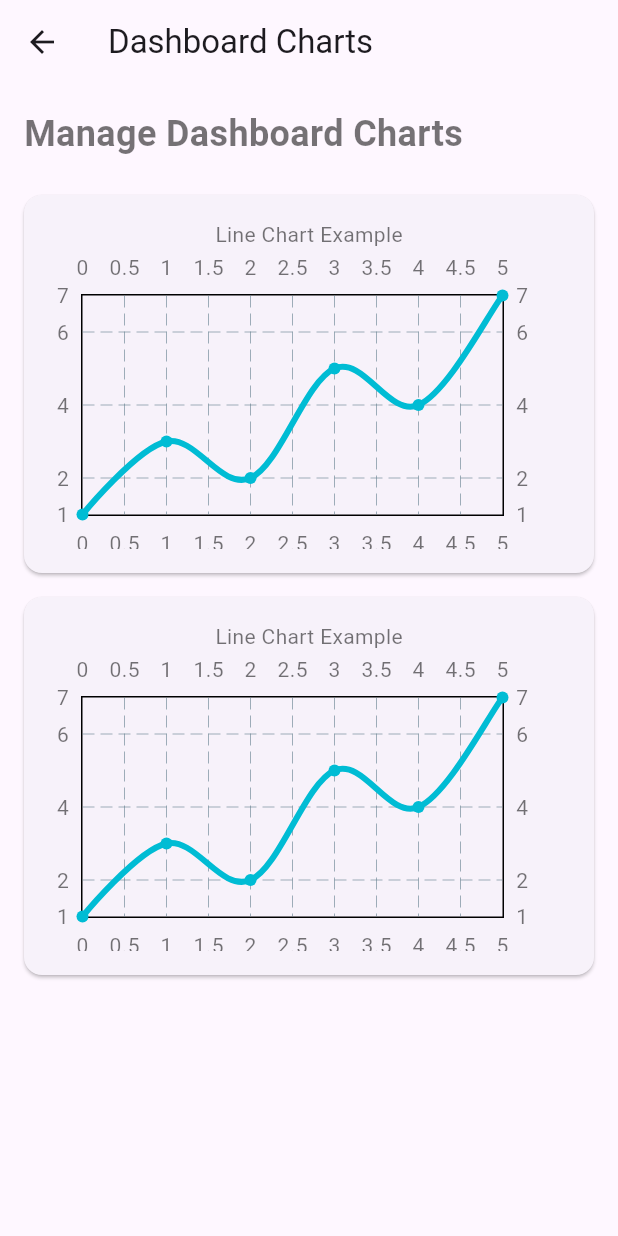
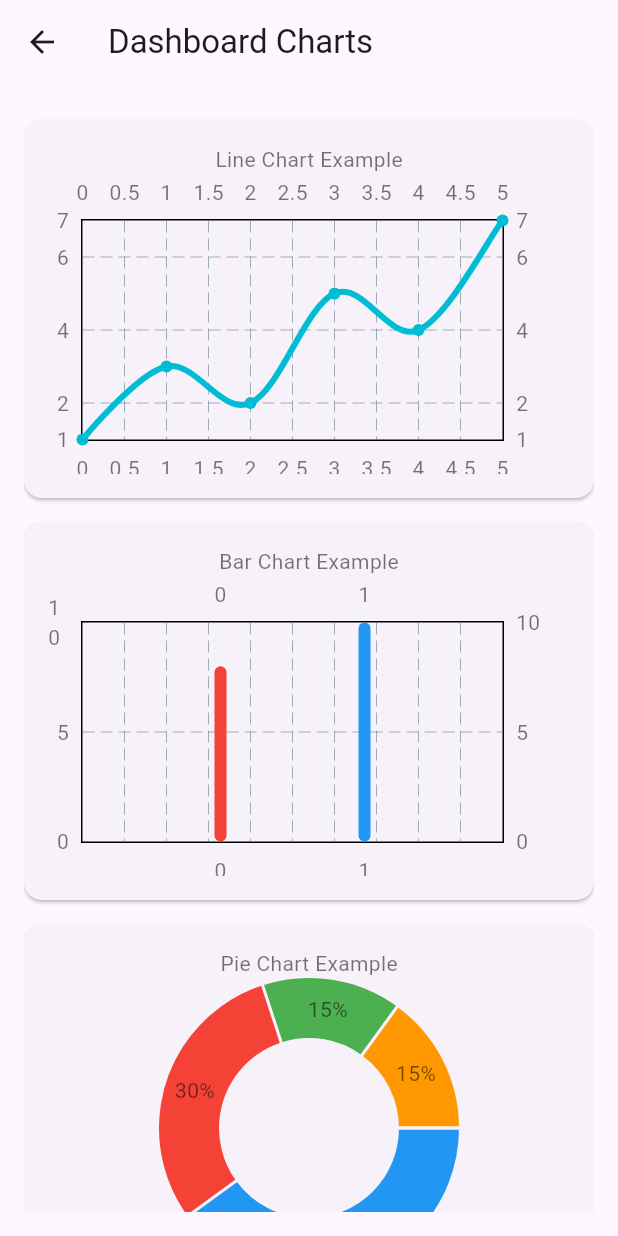
Before and after one commit to kimjooyoon/home_page, a Flutter app: the DashboardChartsPage screen opened directly, on a phone screen of 412 x 824 dp. Run offline on Flutter 3.47's test engine with Material 3 defaults, Android fonts, the light colour scheme and no system bars; drawn by our look-alikes of fl_chart; our stand-ins replace flutter_svg.

Commit message:
feat(chart): add molecules, apply pages

```diff
--- /dev/null
+++ b/lib/molecules/charts/bar_chart_molecule.dart
@@ -0,0 +1,24 @@
+import 'package:flutter/material.dart';
+import 'package:home_page/atoms/charts/bar_chart_atom.dart';
+import 'package:home_page/services/chart_data_provider.dart';
+
+class BarChartMolecule extends StatelessWidget {
+  final ChartDataProvider dataProvider;
+
+  const BarChartMolecule({Key? key, required this.dataProvider}) : super(key: key);
+
+  @override
+  Widget build(BuildContext context) {
+    return Column(
+      children: [
+        Text('Bar Chart Example'),
+        SizedBox(
+          height: 200,
+          child: BarChartAtom(
+            barGroups: dataProvider.getBarChartData(),
+          ),
+        ),
+      ],
+    );
+  }
+}
--- /dev/null
+++ b/lib/molecules/charts/pie_chart_molecule.dart
@@ -0,0 +1,22 @@
+import 'package:flutter/material.dart';
+import 'package:home_page/atoms/charts/pie_chart_atom.dart';
+import 'package:home_page/services/chart_data_provider.dart';
+
+class PieChartMolecule extends StatelessWidget {
+  final ChartDataProvider dataProvider;
+
+  const PieChartMolecule({Key? key, required this.dataProvider}) : super(key: key);
+
+  @override
+  Widget build(BuildContext context) {
+    return Column(
+      children: [
+        Text('Pie Chart Example'),
+        SizedBox(
+          height: 200,
+          child: PieChartAtom(sections: dataProvider.getPieChartData(),),
+        ),
+      ],
+    );
+  }
+}
--- a/lib/pages/admin/dashboard_charts.dart
+++ b/lib/pages/admin/dashboard_charts.dart
@@ -1,14 +1,17 @@
 import 'package:flutter/material.dart';
 import 'package:home_page/molecules/charts/line_chart_molecule.dart';
-import 'package:home_page/services/mock_chart_data_provider.dart'; // Mock 데이터 제공자를 import
+import 'package:home_page/molecules/charts/bar_chart_molecule.dart';
+import 'package:home_page/molecules/charts/pie_chart_molecule.dart';
+import 'package:home_page/molecules/charts/scatter_chart_molecule.dart';
+import 'package:home_page/molecules/charts/radar_chart_molecule.dart';
+import 'package:home_page/services/mock_chart_data_provider.dart';
 
 class DashboardChartsPage extends StatelessWidget {
   const DashboardChartsPage({Key? key}) : super(key: key);
 
   @override
   Widget build(BuildContext context) {
-    final dataProvider =
-        MockChartDataProvider(); // 실제 데이터 제공자 대신 모의 데이터 제공자를 사용
+    final dataProvider = MockChartDataProvider();
 
     return Scaffold(
       appBar: AppBar(
@@ -16,15 +19,6 @@ class DashboardChartsPage extends StatelessWidget {
       ),
       body: Padding(
         padding: const EdgeInsets.all(16.0),
-        child: Column(
-          crossAxisAlignment: CrossAxisAlignment.start,
-          children: [
-            const Text(
-              'Manage Dashboard Charts',
-              style: TextStyle(fontSize: 24, fontWeight: FontWeight.bold),
-            ),
-            const SizedBox(height: 16),
-            Expanded(
         child: ListView(
           children: [
             Card(
@@ -38,11 +32,28 @@ class DashboardChartsPage extends StatelessWidget {
               margin: const EdgeInsets.symmetric(vertical: 8.0),
               child: Padding(
                 padding: const EdgeInsets.all(16.0),
-                      child: LineChartMolecule(dataProvider: dataProvider),
+                child: BarChartMolecule(dataProvider: dataProvider),
               ),
             ),
-                  // Add more chart molecules here
-                ],
+            Card(
+              margin: const EdgeInsets.symmetric(vertical: 8.0),
+              child: Padding(
+                padding: const EdgeInsets.all(16.0),
+                child: PieChartMolecule(dataProvider: dataProvider),
+              ),
+            ),
+            Card(
+              margin: const EdgeInsets.symmetric(vertical: 8.0),
+              child: Padding(
+                padding: const EdgeInsets.all(16.0),
+                child: ScatterChartMolecule(dataProvider: dataProvider),
+              ),
+            ),
+            Card(
+              margin: const EdgeInsets.symmetric(vertical: 8.0),
+              child: Padding(
+                padding: const EdgeInsets.all(16.0),
+                child: RadarChartMolecule(dataProvider: dataProvider),
               ),
             ),
           ],
--- a/lib/services/chart_data_provider.dart
+++ b/lib/services/chart_data_provider.dart
@@ -3,4 +3,8 @@ import 'package:fl_chart/fl_chart.dart';
 abstract class ChartDataProvider {
   List<FlSpot> getLineChartData();
 // 다른 차트 데이터를 위한 메서드 추가 가능
+  List<BarChartGroupData> getBarChartData();
+  List<PieChartSectionData> getPieChartData();
+  List<ScatterSpot> getScatterChartData();
+  List<RadarDataSet> getRadarChartData();
 }
--- a/lib/services/mock_chart_data_provider.dart
+++ b/lib/services/mock_chart_data_provider.dart
@@ -1,4 +1,5 @@
 import 'package:fl_chart/fl_chart.dart';
+import 'package:flutter/material.dart';
 import 'package:home_page/services/chart_data_provider.dart';
 
 class MockChartDataProvider implements ChartDataProvider {
@@ -13,5 +14,65 @@ class MockChartDataProvider implements ChartDataProvider {
       FlSpot(5, 7),
     ];
   }
-// 다른 차트 데이터 메서드 구현 가능
+
+  @override
+  List<BarChartGroupData> getBarChartData() {
+    return [
+      BarChartGroupData(
+        x: 0,
+        barRods: [BarChartRodData(toY: 8, color: Colors.red)],
+      ),
+      BarChartGroupData(
+        x: 1,
+        barRods: [BarChartRodData(toY: 10, color: Colors.blue)],
+      ),
+    ];
+  }
+
+  @override
+  List<PieChartSectionData> getPieChartData() {
+    return [
+      PieChartSectionData(value: 40, color: Colors.blue, title: '40%'),
+      PieChartSectionData(value: 30, color: Colors.red, title: '30%'),
+      PieChartSectionData(value: 15, color: Colors.green, title: '15%'),
+      PieChartSectionData(value: 15, color: Colors.orange, title: '15%'),
+    ];
+  }
+
+  @override
+  List<ScatterSpot> getScatterChartData() {
+    return [
+      ScatterSpot(1, 1),
+      ScatterSpot(2, 2),
+      ScatterSpot(3, 3),
+    ];
+  }
+
+  @override
+  List<RadarDataSet> getRadarChartData() {
+    return [
+      RadarDataSet(
+        dataEntries: [
+          RadarEntry(value: 1),
+          RadarEntry(value: 3),
+          RadarEntry(value: 5),
+          RadarEntry(value: 7),
+          RadarEntry(value: 9),
+        ],
+        borderColor: Colors.blue,
+        fillColor: Colors.blue.withOpacity(0.4),
+      ),
+      RadarDataSet(
+        dataEntries: [
+          RadarEntry(value: 2),
+          RadarEntry(value: 4),
+          RadarEntry(value: 6),
+          RadarEntry(value: 8),
+          RadarEntry(value: 10),
+        ],
+        borderColor: Colors.red,
+        fillColor: Colors.red.withOpacity(0.4),
+      ),
+    ];
+  }
 }
```
Also changed, not shown: lib/atoms/charts/scatter_chart_atom.dart (added, +17 -0 lines), lib/molecules/charts/radar_chart_molecule.dart (added, +22 -0 lines), lib/molecules/charts/scatter_chart_molecule.dart (added, +22 -0 lines). Lines whose indentation alone changed are shown as unchanged.
